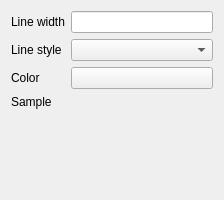
The window that demos/painter/display/SimpleLineSymbolWidget.ui (yudjin87/tour_du_monde) describes before a commit, drawn with Qt 5.
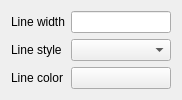
The same window after the commit. Custom widgets are drawn as their Qt base class.

Commit message: Line and Fill widget dialogs were added. Command to change layer's symbol was added

The edit to the form file:
```diff
--- a/demos/painter/display/SimpleLineSymbolWidget.ui
+++ b/demos/painter/display/SimpleLineSymbolWidget.ui
@@ -6,17 +6,20 @@
    <rect>
     <x>0</x>
     <y>0</y>
-    <width>224</width>
-    <height>200</height>
+    <width>182</width>
+    <height>93</height>
    </rect>
   </property>
+  <property name="minimumSize">
+   <size>
+    <width>182</width>
+    <height>0</height>
+   </size>
+  </property>
   <property name="windowTitle">
    <string>Form</string>
   </property>
-  <layout class="QFormLayout" name="formLayout_2">
-   <property name="fieldGrowthPolicy">
-    <enum>QFormLayout::AllNonFixedFieldsGrow</enum>
-   </property>
+  <layout class="QGridLayout" name="gridLayout">
    <item row="0" column="0">
     <widget class="QLabel" name="label">
      <property name="text">
@@ -24,6 +27,9 @@
      </property>
     </widget>
    </item>
+   <item row="0" column="1">
+    <widget class="QLineEdit" name="lineWidth"/>
+   </item>
    <item row="1" column="0">
     <widget class="QLabel" name="label_2">
      <property name="text">
@@ -31,16 +37,13 @@
      </property>
     </widget>
    </item>
-   <item row="0" column="1">
-    <widget class="QLineEdit" name="lineWidth"/>
-   </item>
    <item row="1" column="1">
     <widget class="QComboBox" name="lineStyles"/>
    </item>
    <item row="2" column="0">
     <widget class="QLabel" name="label_3">
      <property name="text">
-      <string>Color</string>
+      <string>Line color</string>
      </property>
     </widget>
    </item>
@@ -51,20 +54,6 @@
      </property>
     </widget>
    </item>
-   <item row="3" column="0">
-    <widget class="QLabel" name="label_4">
-     <property name="text">
-      <string>Sample</string>
-     </property>
-    </widget>
-   </item>
-   <item row="3" column="1">
-    <widget class="QLabel" name="sample">
-     <property name="text">
-      <string/>
-     </property>
-    </widget>
-   </item>
   </layout>
  </widget>
  <customwidgets>
```
The commit also changes 24 other files.
